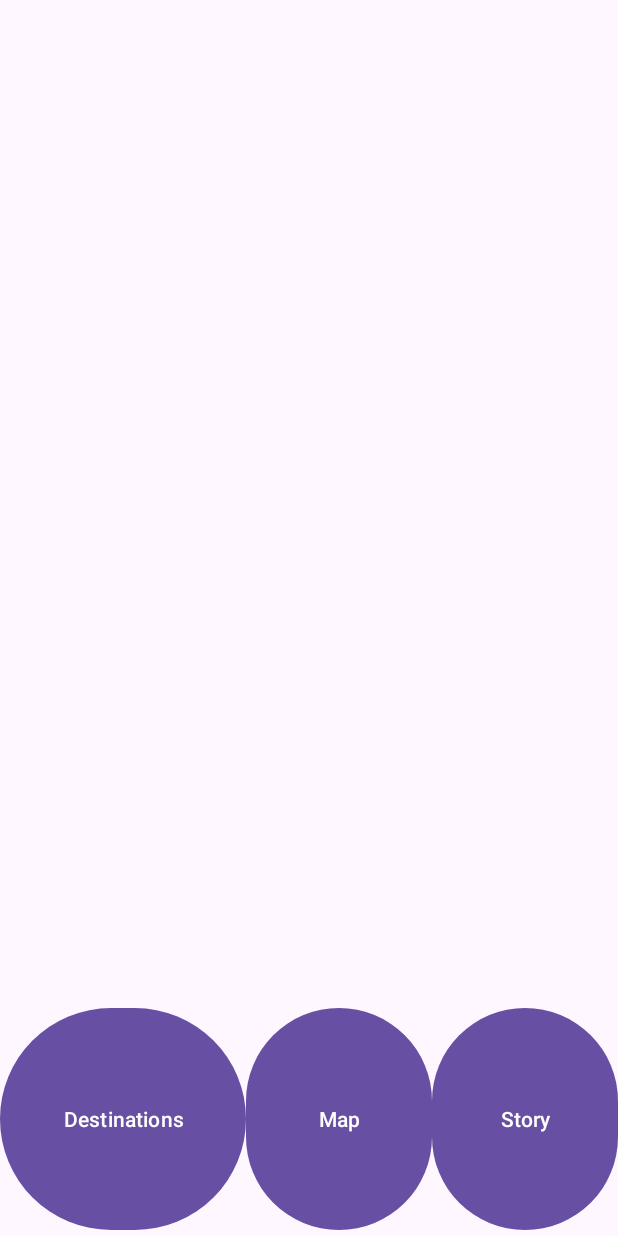
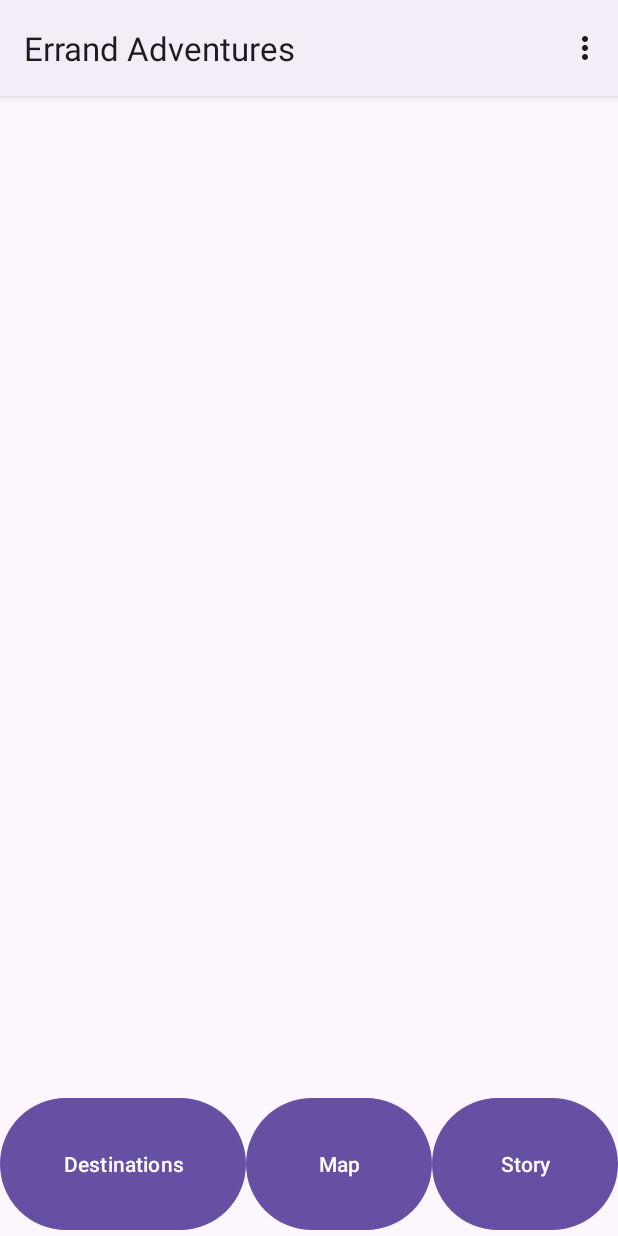
Before and after one commit to Imortallix/Errand-Adventures, an Android app: the ErrandAdventureActivity screen opened directly, with no data from a screen before it, on a phone screen of 412 x 824 dp. Run offline under Robolectric (Android 15) with nearby library versions, the phone set to English and light mode, and no system bars.

Commit message:
Rui's submition

```diff
--- a/app/src/main/AndroidManifest.xml
+++ b/app/src/main/AndroidManifest.xml
@@ -12,6 +12,9 @@
         android:supportsRtl="true"
         android:theme="@style/Theme.ErrandAdventures"
         tools:targetApi="31">
+        <activity
+            android:name=".MainPage"
+            android:exported="false" />
         <activity
             android:name=".ErrandAdventureActivity"
             android:exported="false" />
--- a/app/src/main/java/com/cs407/errandadventures/ErrandAdventureActivity.java
+++ b/app/src/main/java/com/cs407/errandadventures/ErrandAdventureActivity.java
@@ -1,7 +1,14 @@
 package com.cs407.errandadventures;
 
+import android.content.Context;
+import android.content.Intent;
+import android.content.SharedPreferences;
 import android.os.Bundle;
+import android.view.Menu;
+import android.view.MenuInflater;
+import android.view.MenuItem;
 
+import androidx.annotation.NonNull;
 import androidx.appcompat.app.AppCompatActivity;
 
 public class ErrandAdventureActivity extends AppCompatActivity {
@@ -11,4 +18,25 @@ public class ErrandAdventureActivity extends AppCompatActivity {
         super.onCreate(savedInstanceState);
         setContentView(R.layout.errand_adventure_activity);
     }
+
+    public boolean onCreateOptionsMenu(Menu menu) {
+        MenuInflater inflater = getMenuInflater();
+        inflater.inflate(R.menu.menu1, menu);
+        return true;
+    }
+
+    //still need the edit adverture part
+    public boolean onOptionsItemSelected(@NonNull MenuItem item) {
+        int id = item.getItemId();
+        SharedPreferences sp = getSharedPreferences("com.cs407.lab5_milestone1", Context.MODE_PRIVATE);
+        if (id == R.id.logout) {
+            sp.edit().clear().apply();
+            Intent intent = new Intent(this, MainActivity.class);
+            startActivity(intent);
+            return true;
+        } else if(id == R.id.edit) {
+            return true;
+        }
+        return super.onOptionsItemSelected(item);
+    }
 }
--- /dev/null
+++ b/app/src/main/res/drawable/baseline_menu_24.xml
@@ -0,0 +1,5 @@
+<vector android:height="24dp" android:tint="#000000"
+    android:viewportHeight="24" android:viewportWidth="24"
+    android:width="24dp" xmlns:android="http://schemas.android.com/apk/res/android">
+    <path android:fillColor="@android:color/white" android:pathData="M3,18h18v-2L3,16v2zM3,13h18v-2L3,11v2zM3,6v2h18L21,6L3,6z"/>
+</vector>
--- a/app/src/main/res/layout/errand_adventure_activity.xml
+++ b/app/src/main/res/layout/errand_adventure_activity.xml
@@ -7,13 +7,10 @@
     android:orientation="vertical"
     tools:context=".ErrandAdventureActivity">
 
-    <LinearLayout
-        android:id="@+id/fragmentLayout"
+    <androidx.fragment.app.FragmentContainerView
+        android:id="@+id/fragmentContainerView"
         android:layout_width="match_parent"
-        android:layout_height="668dp"
-        android:orientation="vertical">
-
-    </LinearLayout>
+        android:layout_height="664dp" />
 
     <LinearLayout
         android:id="@+id/buttonsLayout"
--- /dev/null
+++ b/app/src/main/res/menu/menu1.xml
@@ -0,0 +1,14 @@
+<?xml version="1.0" encoding="utf-8"?>
+<menu xmlns:android="http://schemas.android.com/apk/res/android">
+
+    <item
+        android:layout_width="wrap_content"
+        android:layout_height="wrap_content"
+        android:title="Edit"
+        android:id="@+id/edit"/>
+    <item
+        android:layout_width="wrap_content"
+        android:layout_height="wrap_content"
+        android:title="Logout"
+        android:id="@+id/logout"/>
+</menu>
--- a/app/src/main/res/values/strings.xml
+++ b/app/src/main/res/values/strings.xml
@@ -2,4 +2,5 @@
     <string name="app_name">Errand Adventures</string>
     <!-- TODO: Remove or change this placeholder text -->
     <string name="hello_blank_fragment">Hello blank fragment</string>
+    <string name="done">done</string>
 </resources>
--- a/app/src/main/res/values/themes.xml
+++ b/app/src/main/res/values/themes.xml
@@ -1,6 +1,6 @@
 <resources xmlns:tools="http://schemas.android.com/tools">
     <!-- Base application theme. -->
-    <style name="Base.Theme.ErrandAdventures" parent="Theme.Material3.DayNight.NoActionBar">
+    <style name="Base.Theme.ErrandAdventures" parent="Theme.Material3.DayNight">
         <!-- Customize your light theme here. -->
         <!-- <item name="colorPrimary">@color/my_light_primary</item> -->
     </style>
```
Also changed, not shown: app/src/main/java/com/cs407/errandadventures/Destinations.java (renamed from app/src/main/java/com/cs407/errandadventures/destinationsFragment.java, +32 -7 lines), app/src/main/java/com/cs407/errandadventures/MainActivity.java (+26 -1 lines), app/src/main/java/com/cs407/errandadventures/Stop.java (added, +7 -0 lines), app/src/main/res/layout/activity_main.xml (+19 -1 lines), app/src/main/res/layout/fragment_destinations.xml (+14 -14 lines).
